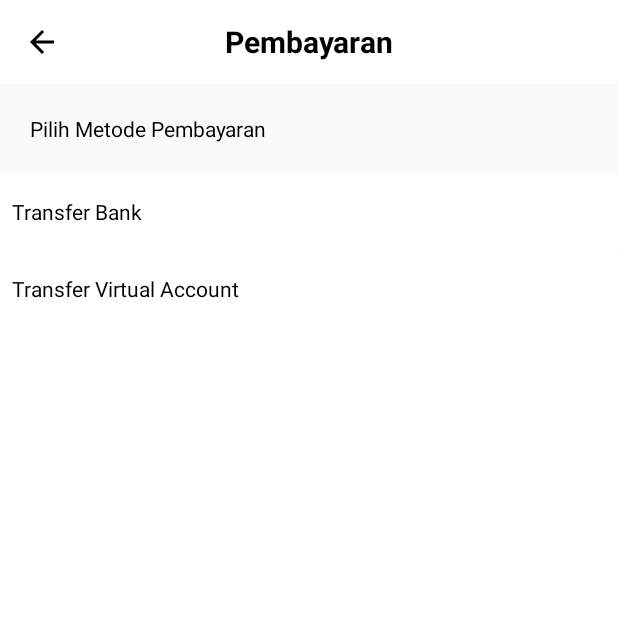
After one commit to putrautama007/KlikEat, an Android app: the PembayaranActivity screen opened directly, with no data from a screen before it, on a phone screen of 412 x 824 dp, the top half of it. The commit adds this screen. Run offline under Robolectric (Android 15) with nearby library versions, the phone set to English and light mode, and no system bars.

Commit message:
add pembayaran

```diff
--- a/app/src/main/AndroidManifest.xml
+++ b/app/src/main/AndroidManifest.xml
@@ -13,7 +13,9 @@
         android:roundIcon="@mipmap/ic_launcher_round"
         android:supportsRtl="true"
         android:theme="@style/AppTheme">
-        <activity android:name=".CheckOutActivity"></activity>
+        <activity android:name=".TransferActivity"></activity>
+        <activity android:name=".PembayaranActivity" />
+        <activity android:name=".CheckOutActivity" />
         <activity android:name=".KeranjangActivity" />
         <activity android:name=".PenilaianActivity" />
         <activity android:name=".DetailMakananActivity" />
--- a/app/src/main/java/com/klikeat/p2p/klikeat/CheckOutActivity.java
+++ b/app/src/main/java/com/klikeat/p2p/klikeat/CheckOutActivity.java
@@ -1,5 +1,6 @@
 package com.klikeat.p2p.klikeat;
 
+import android.content.Intent;
 import android.media.Image;
 import android.support.annotation.NonNull;
 import android.support.v7.app.AppCompatActivity;
@@ -111,6 +112,7 @@ public class CheckOutActivity extends AppCompatActivity implements View.OnClickL
     public void onClick(View v) {
         switch (v.getId()){
             case R.id.btn_buat_pesanan : {
+                startActivity(new Intent(CheckOutActivity.this,PembayaranActivity.class));
                 break;
             }
             case R.id.iv_back_check_out:{
--- a/app/src/main/java/com/klikeat/p2p/klikeat/DetailMakananActivity.java
+++ b/app/src/main/java/com/klikeat/p2p/klikeat/DetailMakananActivity.java
@@ -224,6 +224,8 @@ public class DetailMakananActivity extends AppCompatActivity implements View.OnC
                     keranjangBelanjaProdukModel = new KeranjangBelanjaProdukModel(makananModel.foto,
                             makananModel.nama_produk,makananModel.harga,"0");
                     addToKeranjang(makananModel.foto,makananModel.penjual,keranjangBelanjaProdukModel);
+                    snackbar = Snackbar.make(constraintLayout, "Ditambah ke dalam keranjang", Snackbar.LENGTH_SHORT);
+                    snackbar.show();
                     Log.d("add to keranjang", "onClick: berhasil add to keranjang");
                 } else {
                     startActivity(new Intent(DetailMakananActivity.this, LoginActivity.class));
--- /dev/null
+++ b/app/src/main/java/com/klikeat/p2p/klikeat/PembayaranActivity.java
@@ -0,0 +1,13 @@
+package com.klikeat.p2p.klikeat;
+
+import android.support.v7.app.AppCompatActivity;
+import android.os.Bundle;
+
+public class PembayaranActivity extends AppCompatActivity {
+
+    @Override
+    protected void onCreate(Bundle savedInstanceState) {
+        super.onCreate(savedInstanceState);
+        setContentView(R.layout.activity_pembayaran);
+    }
+}
--- /dev/null
+++ b/app/src/main/res/layout/activity_pembayaran.xml
@@ -0,0 +1,128 @@
+<?xml version="1.0" encoding="utf-8"?>
+<LinearLayout xmlns:android="http://schemas.android.com/apk/res/android"
+    xmlns:app="http://schemas.android.com/apk/res-auto"
+    xmlns:tools="http://schemas.android.com/tools"
+    android:layout_width="match_parent"
+    android:layout_height="match_parent"
+    android:orientation="vertical"
+    tools:context=".PembayaranActivity">
+
+    <LinearLayout
+        android:layout_width="match_parent"
+        android:layout_height="wrap_content"
+        android:orientation="vertical">
+
+        <android.support.v7.widget.Toolbar
+            android:id="@+id/toolbar"
+            android:layout_width="match_parent"
+            android:layout_height="wrap_content"
+            android:background="@color/white"
+            android:gravity="center_horizontal"
+            android:minHeight="?attr/actionBarSize">
+
+            <TextView
+                android:layout_width="wrap_content"
+                android:layout_height="wrap_content"
+                android:layout_gravity="center"
+                android:text="Pembayaran"
+                android:textColor="@color/colorBlack"
+                android:textSize="20sp"
+                android:textStyle="bold"
+                />
+            <ImageView
+                android:id="@+id/iv_setting"
+                android:layout_width="wrap_content"
+                android:layout_height="wrap_content"
+                android:layout_marginRight="10dp"
+                app:srcCompat="@drawable/ic_arrow_back_black_24dp" />
+
+        </android.support.v7.widget.Toolbar>
+    </LinearLayout>
+
+    <android.support.v4.widget.NestedScrollView
+        android:layout_width="match_parent"
+        android:layout_height="wrap_content">
+
+
+    </android.support.v4.widget.NestedScrollView>
+
+    <TextView
+        android:id="@+id/tv_metodePembayaran"
+        android:layout_width="match_parent"
+        android:layout_height="wrap_content"
+        android:text="Pilih Metode Pembayaran"
+        android:textColor="@color/black"
+        android:layout_margin="20dp"
+        android:textSize="14sp"/>
+
+    <android.support.v7.widget.CardView
+        android:layout_width="match_parent"
+        android:layout_height="wrap_content">
+
+        <android.support.constraint.ConstraintLayout
+            android:layout_width="match_parent"
+            android:layout_height="wrap_content">
+
+            <TextView
+                android:id="@+id/tv_transfer"
+                android:layout_width="0dp"
+                android:layout_height="wrap_content"
+                android:layout_marginStart="8dp"
+                android:layout_marginTop="16dp"
+                android:layout_marginEnd="8dp"
+                android:text="Transfer Bank"
+                android:textColor="@color/black"
+                android:textSize="14sp"
+                app:layout_constraintEnd_toEndOf="parent"
+                app:layout_constraintStart_toStartOf="parent"
+                app:layout_constraintTop_toTopOf="parent" />
+
+            <android.support.v7.widget.RecyclerView
+                android:id="@+id/rv_transfer_bank"
+                android:layout_width="match_parent"
+                android:layout_height="wrap_content"
+                android:layout_marginTop="16dp"
+                app:layout_constraintBottom_toBottomOf="parent"
+                app:layout_constraintEnd_toEndOf="parent"
+                app:layout_constraintStart_toStartOf="parent"
+                app:layout_constraintTop_toBottomOf="@+id/tv_transfer" />
+        </android.support.constraint.ConstraintLayout>
+
+    </android.support.v7.widget.CardView>
+
+    <android.support.v7.widget.CardView
+        android:layout_width="match_parent"
+        android:layout_height="match_parent">
+
+        <android.support.constraint.ConstraintLayout
+            android:layout_width="match_parent"
+            android:layout_height="wrap_content">
+
+            <TextView
+                android:id="@+id/tv_transfer_virtual"
+                android:layout_width="0dp"
+                android:layout_height="wrap_content"
+                android:layout_marginStart="8dp"
+                android:layout_marginTop="16dp"
+                android:layout_marginEnd="8dp"
+                android:text="Transfer Virtual Account"
+                android:textColor="@color/black"
+                android:textSize="14sp"
+                app:layout_constraintEnd_toEndOf="parent"
+                app:layout_constraintStart_toStartOf="parent"
+                app:layout_constraintTop_toTopOf="parent" />
+
+            <android.support.v7.widget.RecyclerView
+                android:id="@+id/rv_transfer_virtual"
+                android:layout_width="match_parent"
+                android:layout_height="wrap_content"
+                android:layout_marginTop="16dp"
+                app:layout_constraintBottom_toBottomOf="parent"
+                app:layout_constraintEnd_toEndOf="parent"
+                app:layout_constraintStart_toStartOf="parent"
+                app:layout_constraintTop_toBottomOf="@+id/tv_transfer_virtual" />
+        </android.support.constraint.ConstraintLayout>
+
+    </android.support.v7.widget.CardView>
+
+</LinearLayout>
```
Also changed, not shown: app/src/main/java/com/klikeat/p2p/klikeat/TransferActivity.java (added, +13 -0 lines), app/src/main/java/com/klikeat/p2p/klikeat/adapter/MetodePembayaranAdapter.java (added, +65 -0 lines), app/src/main/java/com/klikeat/p2p/klikeat/model/MetodePembayaranModel.java (added, +45 -0 lines), app/src/main/res/layout/activity_transfer.xml (added, +9 -0 lines), app/src/main/res/layout/list_metode_transfer.xml (added, +48 -0 lines).
